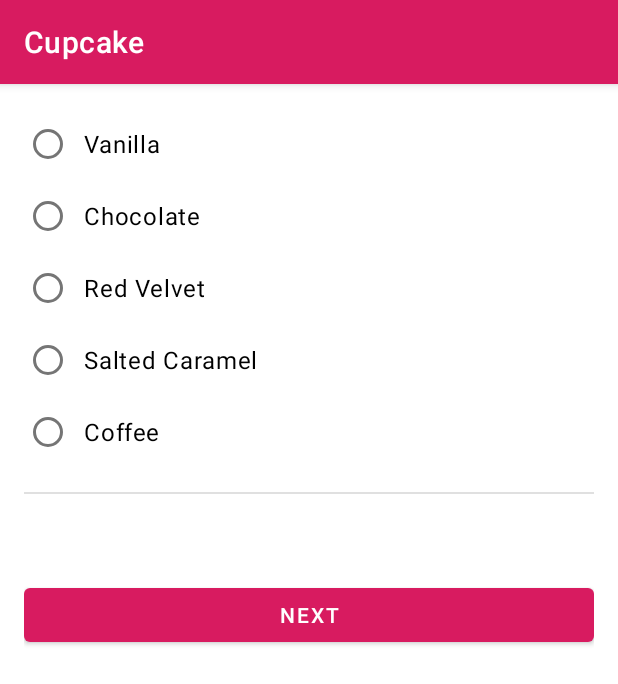
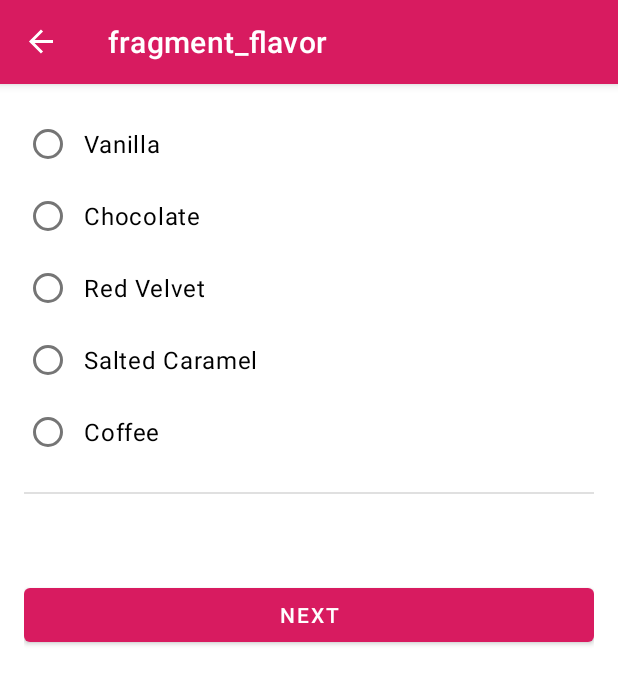
Before and after one commit to ImmortalAmxx/Cupcake-App, an Android app: the FlavorFragment screen opened through its navigation route, on a phone screen of 412 x 824 dp. Shown: the top 684 px of the screen. Run offline under Robolectric (Android 15) with nearby library versions, the phone set to English and light mode, and no system bars; our stand-ins replace data binding, navigation-ui.

Commit message:
Step 2 - Complete the Navigation Graph.

```diff
--- a/app/src/main/java/com/example/cupcake/FlavorFragment.kt
+++ b/app/src/main/java/com/example/cupcake/FlavorFragment.kt
@@ -21,6 +21,7 @@ import android.view.View
 import android.view.ViewGroup
 import android.widget.Toast
 import androidx.fragment.app.Fragment
+import androidx.navigation.fragment.findNavController
 import com.example.cupcake.databinding.FragmentFlavorBinding
 
 /**
@@ -54,7 +55,7 @@ class FlavorFragment : Fragment() {
      * Navigate to the next screen to choose pickup date.
      */
     fun goToNextScreen() {
-        Toast.makeText(activity, "Next", Toast.LENGTH_SHORT).show()
+        findNavController().navigate(R.id.action_flavorFragment_to_pickupFragment)
     }
 
     /**
--- a/app/src/main/java/com/example/cupcake/MainActivity.kt
+++ b/app/src/main/java/com/example/cupcake/MainActivity.kt
@@ -15,9 +15,23 @@
  */
 package com.example.cupcake
 
+import android.os.Bundle
 import androidx.appcompat.app.AppCompatActivity
+import androidx.navigation.NavController
+import androidx.navigation.fragment.NavHostFragment
+import androidx.navigation.ui.setupActionBarWithNavController
 
 /**
  * Activity for cupcake order flow.
  */
-class MainActivity : AppCompatActivity(R.layout.activity_main)
+class MainActivity : AppCompatActivity(R.layout.activity_main) {
+    override fun onCreate(savedInstanceState: Bundle?) {
+        super.onCreate(savedInstanceState)
+
+        val navHostFragment = supportFragmentManager
+            .findFragmentById(R.id.nav_host_fragment) as NavHostFragment
+        val navController = navHostFragment.navController
+
+        setupActionBarWithNavController(navController)
+    }
+}
--- a/app/src/main/java/com/example/cupcake/StartFragment.kt
+++ b/app/src/main/java/com/example/cupcake/StartFragment.kt
@@ -19,8 +19,9 @@ import android.os.Bundle
 import android.view.LayoutInflater
 import android.view.View
 import android.view.ViewGroup
-import android.widget.Toast
 import androidx.fragment.app.Fragment
+import androidx.fragment.app.activityViewModels
+import androidx.navigation.fragment.findNavController
 import com.example.cupcake.databinding.FragmentStartBinding
 
 /**
@@ -57,7 +58,7 @@ class StartFragment : Fragment() {
      * Start an order with the desired quantity of cupcakes and navigate to the next screen.
      */
     fun orderCupcake(quantity: Int) {
-        Toast.makeText(activity, "Ordered $quantity cupcake(s)", Toast.LENGTH_SHORT).show()
+        findNavController().navigate(R.id.action_startFragment_to_flavorFragment)
     }
 
     /**
--- a/app/src/main/res/navigation/nav_graph.xml
+++ b/app/src/main/res/navigation/nav_graph.xml
@@ -22,17 +22,29 @@
         android:id="@+id/startFragment"
         android:name="com.example.cupcake.StartFragment"
         android:label="fragment_start"
-        tools:layout="@layout/fragment_start" />
+        tools:layout="@layout/fragment_start" >
+        <action
+            android:id="@+id/action_startFragment_to_flavorFragment"
+            app:destination="@id/flavorFragment" />
+    </fragment>
     <fragment
         android:id="@+id/flavorFragment"
         android:name="com.example.cupcake.FlavorFragment"
         android:label="fragment_flavor"
-        tools:layout="@layout/fragment_flavor" />
+        tools:layout="@layout/fragment_flavor" >
+        <action
+            android:id="@+id/action_flavorFragment_to_pickupFragment"
+            app:destination="@id/pickupFragment" />
+    </fragment>
     <fragment
         android:id="@+id/pickupFragment"
         android:name="com.example.cupcake.PickupFragment"
         android:label="fragment_pickup"
-        tools:layout="@layout/fragment_pickup" />
+        tools:layout="@layout/fragment_pickup" >
+        <action
+            android:id="@+id/action_pickupFragment_to_summaryFragment"
+            app:destination="@id/summaryFragment" />
+    </fragment>
     <fragment
         android:id="@+id/summaryFragment"
         android:name="com.example.cupcake.SummaryFragment"
```
